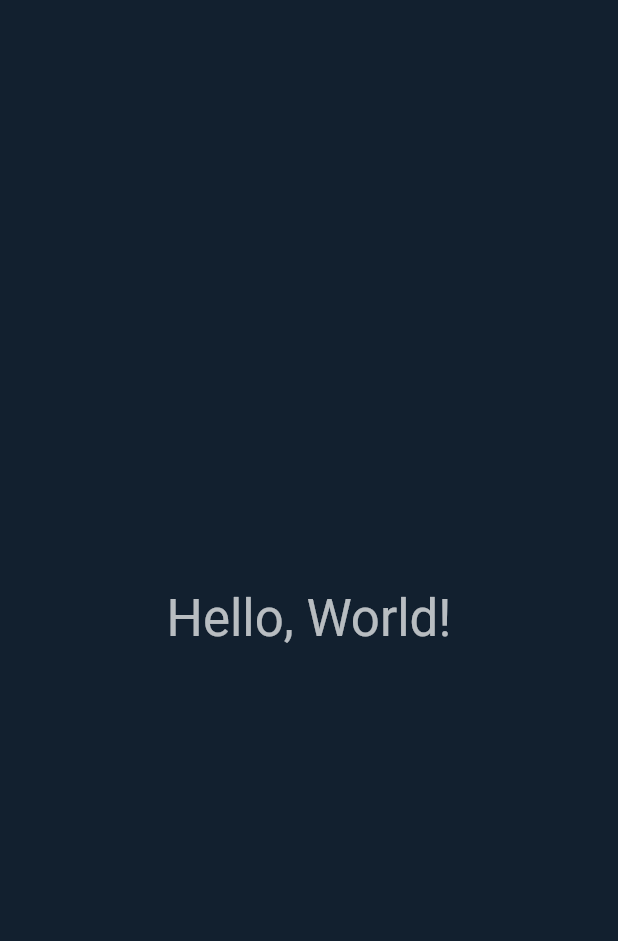
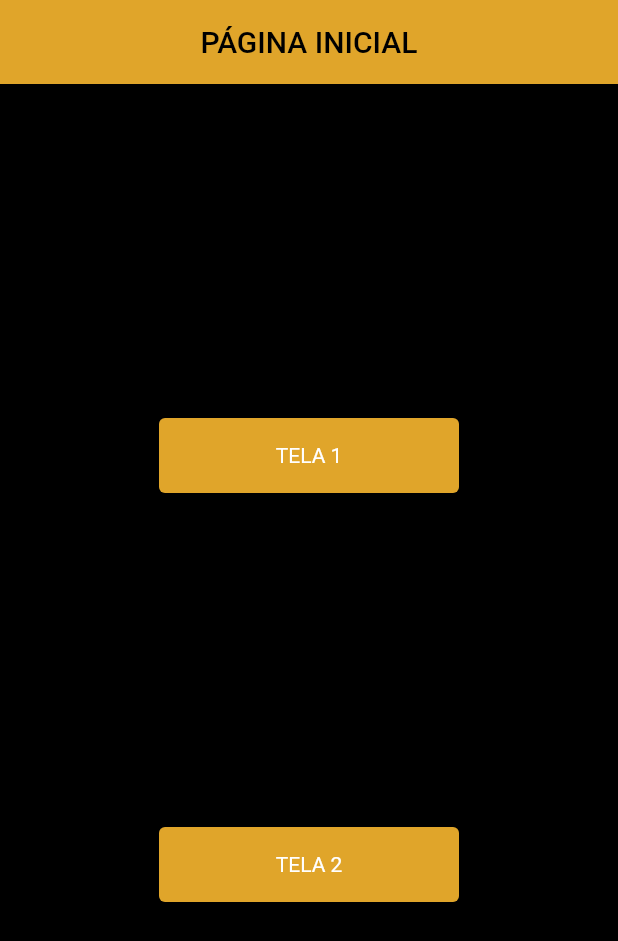
Before and after one commit to RafaelMendesDeveloper/FlutterProviderAplication, a Flutter app: the screen it shows after launch, on a phone screen of 412 x 824 dp. Shown: the top 941 px of the screen. Run offline on Flutter 3.47's test engine with Material 2 defaults, Android fonts, the phone set to English and light mode, and no system bars.

Commit message:
updating the navigation part

```diff
--- /dev/null
+++ b/app_provider/lib/homeScreen.dart
@@ -0,0 +1,58 @@
+import 'package:flutter/material.dart';
+
+class HomeScreen extends StatelessWidget {
+  final Color widgetsColor = const Color.fromARGB(240, 238, 175, 45);
+  final Color backgroundColor = Colors.black;
+
+  @override
+  Widget build(BuildContext context) {
+    return Scaffold(
+      backgroundColor: backgroundColor,
+      appBar: AppBar(
+        title: Center(
+          child: Text(
+            'PÁGINA INICIAL',
+            style: TextStyle(color: backgroundColor),
+          ),
+        ),
+        backgroundColor: widgetsColor,
+      ),
+      body: Center(
+        child: Column(
+          mainAxisAlignment: MainAxisAlignment.spaceEvenly,
+          crossAxisAlignment: CrossAxisAlignment.center,
+          children: <Widget>[
+            SizedBox(
+              height: 50,
+              width: 200,
+              child: ElevatedButton(
+                onPressed: () {
+                  Navigator.pushNamed(context, '/screen1');
+                },
+                style: ElevatedButton.styleFrom(
+                    backgroundColor: widgetsColor,
+                    elevation: 12.0,
+                    textStyle: const TextStyle(color: Colors.white)),
+                child: const Text('TELA 1'),
+              ),
+            ),
+            SizedBox(
+              height: 50,
+              width: 200,
+              child: ElevatedButton(
+                onPressed: () {
+                  Navigator.pushNamed(context, '/screen2');
+                },
+                style: ElevatedButton.styleFrom(
+                    backgroundColor: widgetsColor,
+                    elevation: 12.0,
+                    textStyle: const TextStyle(color: Colors.white)),
+                child: const Text('TELA 2'),
+              ),
+            ),
+          ],
+        ),
+      ),
+    );
+  }
+}
--- a/app_provider/lib/main.dart
+++ b/app_provider/lib/main.dart
@@ -1,4 +1,7 @@
+import 'package:app_provider/screen1.dart';
+import 'package:app_provider/screen2.dart';
 import 'package:flutter/material.dart';
+import 'homeScreen.dart';
 
 const Color darkBlue = Color.fromARGB(255, 18, 32, 47);
 
@@ -61,26 +64,12 @@ class MyApp extends StatelessWidget {
         scaffoldBackgroundColor: darkBlue,
       ),
       debugShowCheckedModeBanner: false,
-      home: Scaffold(
-        body: Center(
-          child: MyWidget(),
-        ),
-      ),
+      initialRoute: '/',
+      routes: {
+        '/': (context) => HomeScreen(),
+        '/screen1': (context) => Screen1(),
+        '/screen2': (context) => Screen2(),
+      },
     );
   }
 }
-
-class MyWidget extends StatefulWidget {
-  @override
-  State<MyWidget> createState() => _MyWidgetState();
-}
-
-class _MyWidgetState extends State<MyWidget> {
-  @override
-  Widget build(BuildContext context) {
-    return Text(
-      'Hello, World!',
-      style: Theme.of(context).textTheme.headlineMedium,
-    );
-  }
-}
```
Also changed, not shown: app_provider/lib/requisitions.txt (added, +31 -0 lines), app_provider/lib/screen1.dart (added, +18 -0 lines), app_provider/lib/screen2.dart (added, +18 -0 lines), 1 other file.
